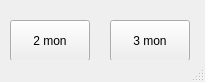
ntropy83/thunderbolt_monitor_switcher, file tb_mon_sw.ui: the form before one commit.
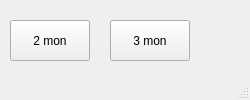
The form after the commit.

Commit message: added LICENSE plus updated gui size

Patch:
```diff
--- a/tb_mon_sw.ui
+++ b/tb_mon_sw.ui
@@ -2,6 +2,14 @@
 <ui version="4.0">
  <class>tb_mon_sw</class>
  <widget class="QMainWindow" name="tb_mon_sw">
+  <property name="geometry">
+   <rect>
+    <x>0</x>
+    <y>0</y>
+    <width>250</width>
+    <height>100</height>
+   </rect>
+  </property>
   <property name="sizePolicy">
    <sizepolicy hsizetype="Preferred" vsizetype="Preferred">
     <horstretch>0</horstretch>
@@ -10,14 +18,14 @@
   </property>
   <property name="minimumSize">
    <size>
-    <width>205</width>
-    <height>82</height>
+    <width>250</width>
+    <height>100</height>
    </size>
   </property>
   <property name="maximumSize">
    <size>
-    <width>205</width>
-    <height>82</height>
+    <width>250</width>
+    <height>100</height>
    </size>
   </property>
   <property name="windowTitle">
```
The commit also changes 1 other file.
